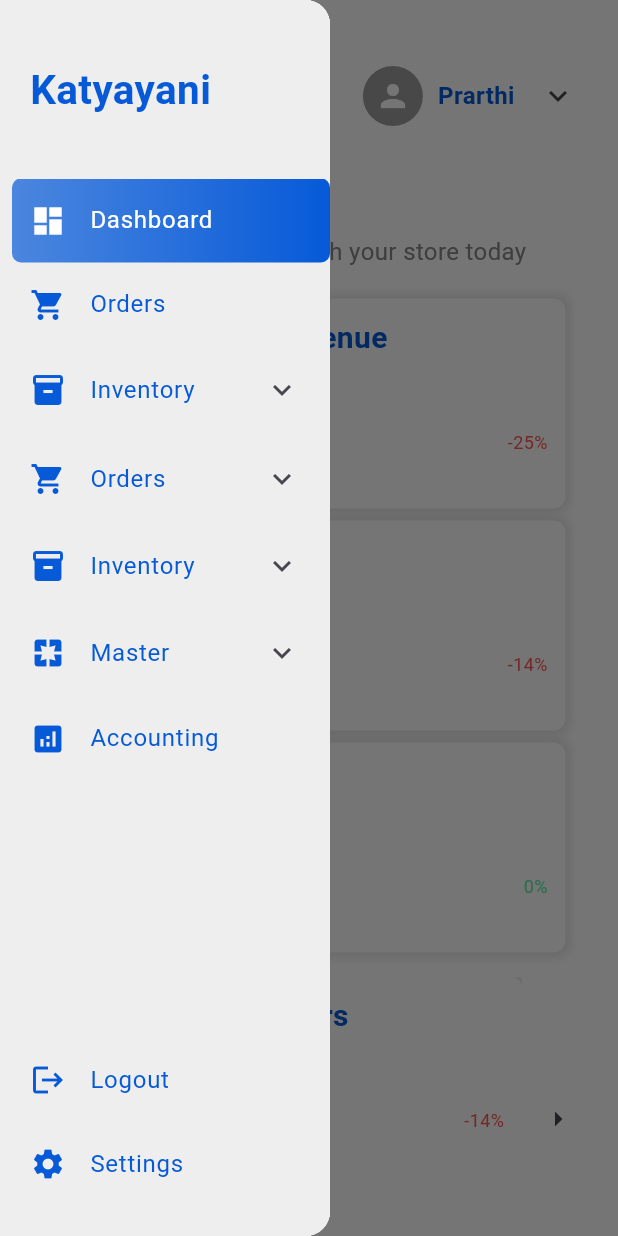
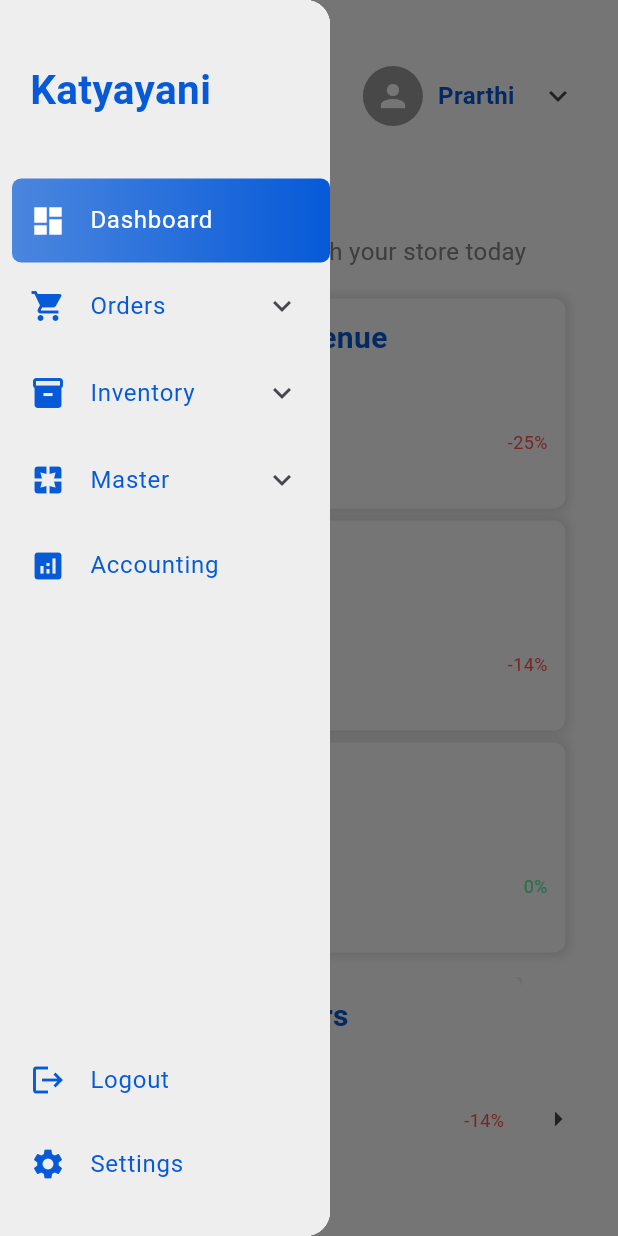
Before and after one commit to Prarthi15/inventory_management, a Flutter app: the DashboardPage screen opened directly, with the side drawer open, on a phone screen of 412 x 824 dp. Run offline on Flutter 3.47's test engine with Material 3 defaults, Android fonts, the phone set to English and light mode, and no system bars; our stand-ins replace dropdown_search, file_picker, font_awesome_flutter, google_fonts, image_picker, multi_dropdown and 1 more; missing offline and left inert: dart:js, excel, pagination_flutter, textfields; accounts and stored records are empty; network calls fail.

Commit message:
may be now dashboard is Perefct

```diff
--- a/lib/dashboard.dart
+++ b/lib/dashboard.dart
@@ -3,17 +3,13 @@ import 'package:intl/intl.dart';
 import 'package:inventory_management/book_page.dart';
 import 'package:inventory_management/combo_page.dart';
 import 'package:inventory_management/create-label-page.dart';
-import 'package:inventory_management/show-label-page.dart';
 import 'package:inventory_management/manage-inventory.dart';
 import 'package:inventory_management/marketplace_page.dart';
 
-import 'package:inventory_management/location_master.dart';
-import 'package:inventory_management/manage-inventory.dart';
-import 'package:inventory_management/order-page.dart';
-import 'package:inventory_management/product_display.dart';
 import 'package:inventory_management/products.dart';
 import 'package:inventory_management/category_master.dart';
 import 'package:inventory_management/dashboard_cards.dart';
+import 'package:inventory_management/show-label-page.dart';
 import 'Custom-Files/colors.dart';
 import 'package:inventory_management/product_manager.dart';
 
@@ -26,6 +22,7 @@ class DashboardPage extends StatefulWidget {
 }
 
 class _DashboardPageState extends State<DashboardPage> {
+
   String selectedDrawerItem = 'Dashboard';
 
   DateTime? lastUpdatedTime;
@@ -167,41 +164,11 @@ class _DashboardPageState extends State<DashboardPage> {
           ),
         ),
         const SizedBox(height: 20),
-        // Wrap the drawer items in SingleChildScrollView to make them scrollable
-        Expanded(
-          child: SingleChildScrollView(
-            child: Column(
-              children: [
         _buildDrawerItem(
           icon: Icons.dashboard,
           text: 'Dashboard',
           isSelected: selectedDrawerItem == 'Dashboard',
           onTap: () => _onDrawerItemTapped('Dashboard', isSmallScreen),
-                ),
-                _buildDrawerItem(
-                  icon: Icons.shopping_cart,
-                  text: 'Orders',
-                  isSelected: selectedDrawerItem == 'Orders',
-                  onTap: () => _onDrawerItemTapped('Orders', isSmallScreen),
-                ),
-                _buildInventorySection(isSmallScreen),
-                _buildMasterSection(isSmallScreen),
-                _buildDrawerItem(
-                  icon: Icons.analytics,
-                  text: 'Accounting',
-                  isSelected: selectedDrawerItem == 'Accounting',
-                  onTap: () => _onDrawerItemTapped('Accounting', isSmallScreen),
-                ),
-                _buildDrawerItem(
-                  icon: Icons.production_quantity_limits,
-                  text: 'View Product',
-                  isSelected: selectedDrawerItem == 'View Product',
-                  onTap: () =>
-                      _onDrawerItemTapped('View Product', isSmallScreen),
-                ),
-              ],
-            ),
-          ),
         ),
         _buildOrdersSection(isSmallScreen),
         _buildInventorySection(isSmallScreen),
@@ -436,9 +403,6 @@ class _DashboardPageState extends State<DashboardPage> {
               fontSize: 14,
             ),
           ),
-           const SizedBox(
-            height: 4,
-          ),
           Padding(
             padding: const EdgeInsets.only(left: 10.0),
 // <<<<<<< HEAD
@@ -487,19 +451,6 @@ class _DashboardPageState extends State<DashboardPage> {
               text: 'Marketplace Master',
               isSelected: selectedDrawerItem == 'Marketplace Master',
               onTap: () => _onDrawerItemTapped('Marketplace Master', isSmallScreen),
-              isIndented: true,
-              iconSize: 20,
-              fontSize: 14,
-            ),
-          ),
-          Padding(
-            padding: const EdgeInsets.only(left: 10.0),
-            child: _buildDrawerItem(
-              icon: Icons.warehouse,
-              text: 'Location Master',
-              isSelected: selectedDrawerItem == 'Location Master',
-              onTap: () =>
-                  _onDrawerItemTapped('Location Master', isSmallScreen),
               isIndented: true,
               iconSize: 20,
               fontSize: 14,
@@ -590,12 +541,8 @@ class _DashboardPageState extends State<DashboardPage> {
         return const ComboPage();
       case 'Marketplace Master':
         return const MarketplacePage();
-      case 'Location Master':
-        return const LocationMaster();
       case 'Accounting':
         return const Center(child: Text("Accounting content goes here"));
-      case 'View Product':
-        return const ProductDataDisplay();
       case 'Settings':
         return const Center(child: Text("Settings content goes here"));
       default:
--- a/lib/main.dart
+++ b/lib/main.dart
@@ -33,8 +33,7 @@ void main() {
       ChangeNotifierProvider(create: (context) => AuthProvider()),
       ChangeNotifierProvider(create: (context) => CheckBoxProvider()),
       ChangeNotifierProvider(create: (context) => ManagementProvider()),
-      ChangeNotifierProvider(create:(context)=>ProductProvider()),
-      ChangeNotifierProvider(create: (context) => ComboProvider()),
+
       ChangeNotifierProvider(create: (context)=>LabelPageApi()),
       ChangeNotifierProvider(create: (context) => MarketplaceProvider()),
       ChangeNotifierProvider(create: (context) => BookProvider()),
```
Lines whose indentation alone changed are shown as unchanged.
